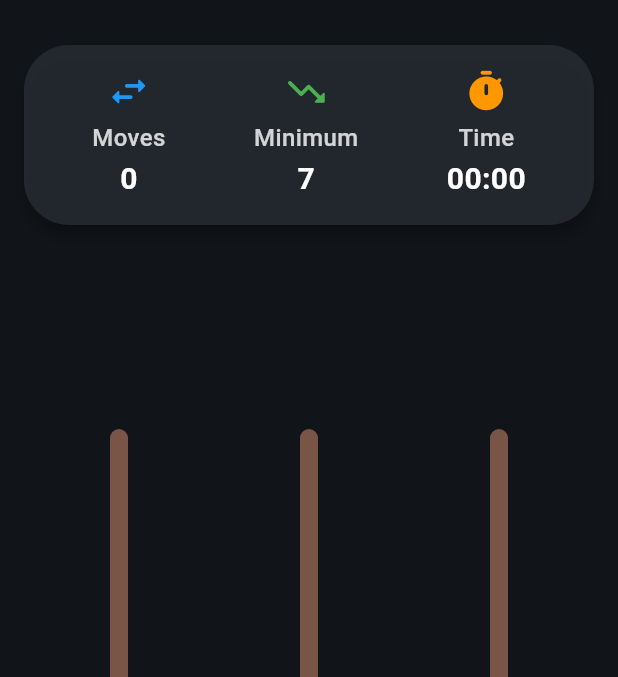
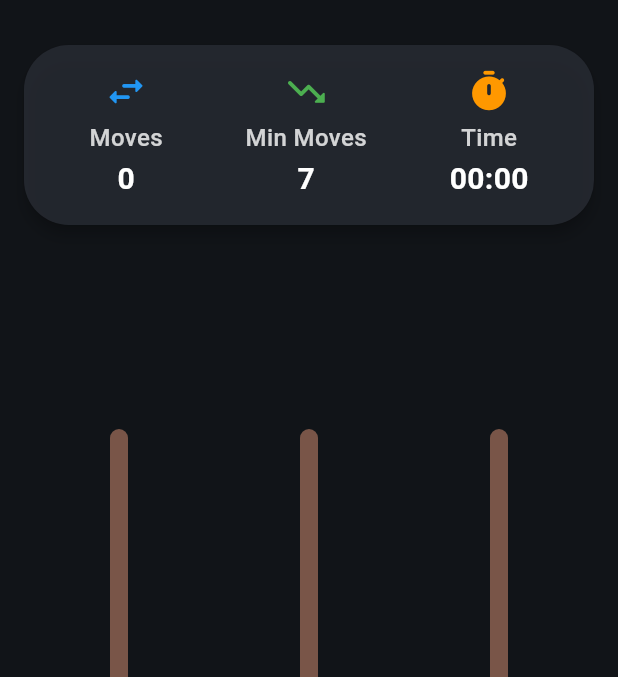
Before and after one commit to Mopheshi/TowerOfHanoi, a Flutter app: the screen it shows after launch, on a phone screen of 412 x 824 dp, the part 63-740 px from its top. Run offline on Flutter 3.47's test engine with Material 3 defaults, Android fonts, the light colour scheme and no system bars; our stand-ins replace audioplayers, flutter_riverpod; Roboto replaces fonts that are missing (Montserrat).

Commit message:
Renamed Minimum to Min Moves

```diff
--- a/lib/widgets/stats_panel.dart
+++ b/lib/widgets/stats_panel.dart
@@ -28,7 +28,7 @@ class StatsPanel extends ConsumerWidget {
               color: Colors.blue,
             ),
             _buildStatItem(
-              label: 'Minimum',
+              label: 'Min Moves',
               value: '${gameState.minimumMoves}',
               icon: Icons.trending_down_rounded,
               color: Colors.green,
```
